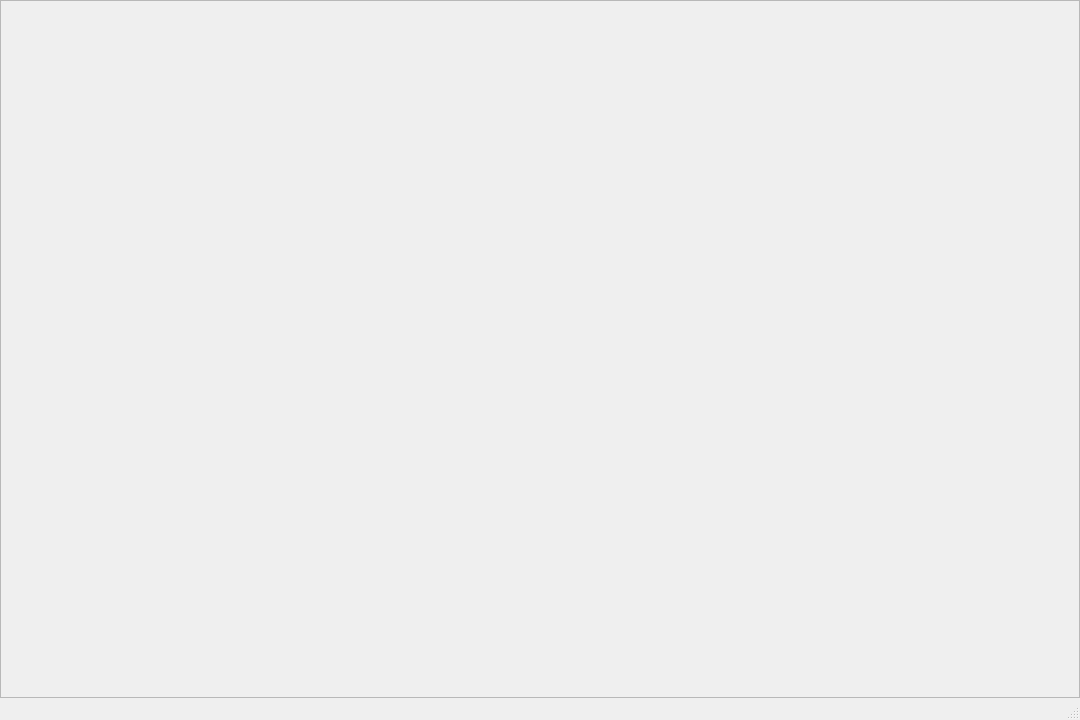
Before: the Qt Designer form gui/main_window.ui in SantiagoSVS10/classification_tool, drawn with Qt 5.
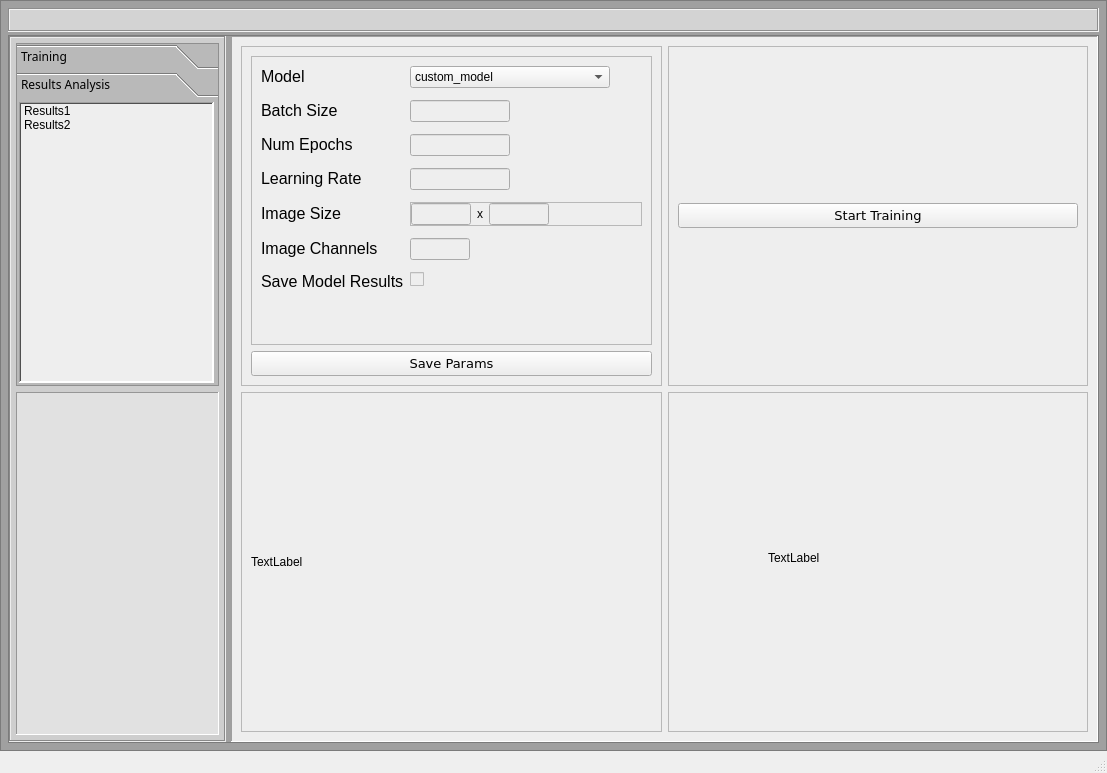
After: the same form once the commit is applied. The open tabs and pages were chosen to show the change.

The edit to the form file:
```diff
--- a/gui/main_window.ui
+++ b/gui/main_window.ui
@@ -6,10 +6,16 @@
    <rect>
     <x>0</x>
     <y>0</y>
-    <width>1080</width>
-    <height>720</height>
+    <width>1107</width>
+    <height>773</height>
    </rect>
   </property>
+  <property name="minimumSize">
+   <size>
+    <width>720</width>
+    <height>480</height>
+   </size>
+  </property>
   <property name="windowTitle">
    <string>MainWindow</string>
   </property>
@@ -32,12 +38,612 @@
     </property>
     <item>
      <widget class="QFrame" name="MainFrame">
+      <property name="styleSheet">
+       <string notr="true">background-color: rgb(160, 160, 160);</string>
+      </property>
       <property name="frameShape">
        <enum>QFrame::StyledPanel</enum>
       </property>
       <property name="frameShadow">
        <enum>QFrame::Raised</enum>
       </property>
+      <layout class="QVBoxLayout" name="verticalLayout" stretch="1,30">
+       <property name="spacing">
+        <number>3</number>
+       </property>
+       <property name="leftMargin">
+        <number>7</number>
+       </property>
+       <property name="topMargin">
+        <number>7</number>
+       </property>
+       <property name="rightMargin">
+        <number>7</number>
+       </property>
+       <property name="bottomMargin">
+        <number>7</number>
+       </property>
+       <item>
+        <widget class="QFrame" name="UpFrame">
+         <property name="styleSheet">
+          <string notr="true">background-color: rgb(211, 211, 211);</string>
+         </property>
+         <property name="frameShape">
+          <enum>QFrame::Box</enum>
+         </property>
+         <property name="frameShadow">
+          <enum>QFrame::Sunken</enum>
+         </property>
+        </widget>
+       </item>
+       <item>
+        <widget class="QFrame" name="MainFrameH">
+         <property name="frameShape">
+          <enum>QFrame::StyledPanel</enum>
+         </property>
+         <property name="frameShadow">
+          <enum>QFrame::Raised</enum>
+         </property>
+         <layout class="QHBoxLayout" name="horizontalLayout_2" stretch="1,4">
+          <property name="spacing">
+           <number>5</number>
+          </property>
+          <property name="leftMargin">
+           <number>0</number>
+          </property>
+          <property name="topMargin">
+           <number>0</number>
+          </property>
+          <property name="rightMargin">
+           <number>0</number>
+          </property>
+          <property name="bottomMargin">
+           <number>0</number>
+          </property>
+          <item>
+           <widget class="QFrame" name="L_side_frame">
+            <property name="minimumSize">
+             <size>
+              <width>200</width>
+              <height>0</height>
+             </size>
+            </property>
+            <property name="maximumSize">
+             <size>
+              <width>250</width>
+              <height>16777215</height>
+             </size>
+            </property>
+            <property name="styleSheet">
+             <string notr="true">background-color: rgb(206, 206, 206);
+border-color: rgb(165, 165, 165);</string>
+            </property>
+            <property name="frameShape">
+             <enum>QFrame::Box</enum>
+            </property>
+            <property name="frameShadow">
+             <enum>QFrame::Sunken</enum>
+            </property>
+            <layout class="QVBoxLayout" name="verticalLayout_2" stretch="1,1">
+             <property name="leftMargin">
+              <number>5</number>
+             </property>
+             <property name="topMargin">
+              <number>5</number>
+             </property>
+             <property name="rightMargin">
+              <number>5</number>
+             </property>
+             <property name="bottomMargin">
+              <number>5</number>
+             </property>
+             <item>
+              <widget class="QToolBox" name="toolBox">
+               <property name="font">
+                <font>
+                 <family>MS Reference Sans Serif</family>
+                 <pointsize>9</pointsize>
+                </font>
+               </property>
+               <property name="cursor">
+                <cursorShape>ArrowCursor</cursorShape>
+               </property>
+               <property name="styleSheet">
+                <string notr="true">background-color: rgb(185, 185, 185);</string>
+               </property>
+               <property name="inputMethodHints">
+                <set>Qt::ImhNone</set>
+               </property>
+               <property name="frameShape">
+                <enum>QFrame::StyledPanel</enum>
+               </property>
+               <property name="frameShadow">
+                <enum>QFrame::Plain</enum>
+               </property>
+               <property name="lineWidth">
+                <number>2</number>
+               </property>
+               <property name="midLineWidth">
+                <number>1</number>
+               </property>
+               <property name="currentIndex">
+                <number>0</number>
+               </property>
+               <property name="tabSpacing">
+                <number>3</number>
+               </property>
+               <widget class="QWidget" name="train_toolbox">
+                <property name="geometry">
+                 <rect>
+                  <x>0</x>
+                  <y>0</y>
+                  <width>201</width>
+                  <height>278</height>
+                 </rect>
+                </property>
+                <property name="cursor">
+                 <cursorShape>ArrowCursor</cursorShape>
+                </property>
+                <attribute name="label">
+                 <string>Training</string>
+                </attribute>
+                <layout class="QVBoxLayout" name="verticalLayout_3">
+                 <property name="leftMargin">
+                  <number>2</number>
+                 </property>
+                 <property name="topMargin">
+                  <number>2</number>
+                 </property>
+                 <property name="rightMargin">
+                  <number>4</number>
+                 </property>
+                 <property name="bottomMargin">
+                  <number>2</number>
+                 </property>
+                 <item>
+                  <widget class="QListWidget" name="dataset_list">
+                   <property name="styleSheet">
+                    <string notr="true">background-color: rgb(238, 238, 238);</string>
+                   </property>
+                   <property name="frameShape">
+                    <enum>QFrame::WinPanel</enum>
+                   </property>
+                   <property name="frameShadow">
+                    <enum>QFrame::Sunken</enum>
+                   </property>
+                  </widget>
+                 </item>
+                </layout>
+               </widget>
+               <widget class="QWidget" name="results_toolbox">
+                <property name="geometry">
+                 <rect>
+                  <x>0</x>
+                  <y>0</y>
+                  <width>201</width>
+                  <height>278</height>
+                 </rect>
+                </property>
+                <attribute name="label">
+                 <string>Results Analysis</string>
+                </attribute>
+                <layout class="QVBoxLayout" name="verticalLayout_4">
+                 <property name="leftMargin">
+                  <number>2</number>
+                 </property>
+                 <property name="topMargin">
+                  <number>2</number>
+                 </property>
+                 <property name="rightMargin">
+                  <number>4</number>
+                 </property>
+                 <property name="bottomMargin">
+                  <number>2</number>
+                 </property>
+                 <item>
+                  <widget class="QListWidget" name="result_list">
+                   <property name="styleSheet">
+                    <string notr="true">background-color: rgb(238, 238, 238);</string>
+                   </property>
+                   <property name="frameShape">
+                    <enum>QFrame::WinPanel</enum>
+                   </property>
+                   <property name="frameShadow">
+                    <enum>QFrame::Sunken</enum>
+                   </property>
+                   <item>
+                    <property name="text">
+                     <string>Results1</string>
+                    </property>
+                   </item>
+                   <item>
+                    <property name="text">
+                     <string>Results2</string>
+                    </property>
+                   </item>
+                  </widget>
+                 </item>
+                </layout>
+               </widget>
+              </widget>
+             </item>
+             <item>
+              <widget class="QFrame" name="frame">
+               <property name="styleSheet">
+                <string notr="true">background-color: rgb(225, 225, 225);</string>
+               </property>
+               <property name="frameShape">
+                <enum>QFrame::Panel</enum>
+               </property>
+               <property name="frameShadow">
+                <enum>QFrame::Sunken</enum>
+               </property>
+              </widget>
+             </item>
+            </layout>
+           </widget>
+          </item>
+          <item>
+           <widget class="QFrame" name="R_side_frame">
+            <property name="styleSheet">
+             <string notr="true">background-color: rgb(238, 238, 238);</string>
+            </property>
+            <property name="frameShape">
+             <enum>QFrame::Panel</enum>
+            </property>
+            <property name="frameShadow">
+             <enum>QFrame::Sunken</enum>
+            </property>
+            <property name="midLineWidth">
+             <number>5</number>
+            </property>
+            <layout class="QGridLayout" name="gridLayout" rowstretch="1,1" columnstretch="1,1" columnminimumwidth="1,1">
+             <item row="0" column="0">
+              <widget class="QFrame" name="params_frame">
+               <property name="frameShape">
+                <enum>QFrame::StyledPanel</enum>
+               </property>
+               <property name="frameShadow">
+                <enum>QFrame::Raised</enum>
+               </property>
+               <layout class="QVBoxLayout" name="verticalLayout_6">
+                <item>
+                 <widget class="QScrollArea" name="scrollArea">
+                  <property name="widgetResizable">
+                   <bool>true</bool>
+                  </property>
+                  <widget class="QWidget" name="scrollAreaWidgetContents">
+                   <property name="geometry">
+                    <rect>
+                     <x>0</x>
+                     <y>0</y>
+                     <width>399</width>
+                     <height>279</height>
+                    </rect>
+                   </property>
+                   <layout class="QFormLayout" name="formLayout">
+                    <property name="verticalSpacing">
+                     <number>12</number>
+                    </property>
+                    <item row="0" column="0">
+                     <widget class="QLabel" name="label_2">
+                      <property name="text">
+                       <string>&lt;html&gt;&lt;head/&gt;&lt;body&gt;&lt;p&gt;&lt;span style=&quot; font-size:12pt;&quot;&gt;Model&lt;/span&gt;&lt;/p&gt;&lt;/body&gt;&lt;/html&gt;</string>
+                      </property>
+                     </widget>
+                    </item>
+                    <item row="0" column="1">
+                     <widget class="QComboBox" name="model_combobox">
+                      <property name="maximumSize">
+                       <size>
+                        <width>200</width>
+                        <height>16777215</height>
+                       </size>
+                      </property>
+                      <property name="styleSheet">
+                       <string notr="true">font: 10pt &quot;Arial Rounded MT Bold&quot;;</string>
+                      </property>
+                      <item>
+                       <property name="text">
+                        <string>custom_model</string>
+                       </property>
+                      </item>
+                      <item>
+                       <property name="text">
+                        <string>cls_model</string>
+                       </property>
+                      </item>
+                      <item>
+                       <property name="text">
+                        <string>effn_model</string>
+                       </property>
+                      </item>
+                     </widget>
+                    </item>
+                    <item row="1" column="0">
+                     <widget class="QLabel" name="label_3">
+                      <property name="text">
+                       <string>&lt;html&gt;&lt;head/&gt;&lt;body&gt;&lt;p&gt;&lt;span style=&quot; font-size:12pt;&quot;&gt;Batch Size&lt;/span&gt;&lt;/p&gt;&lt;/body&gt;&lt;/html&gt;</string>
+                      </property>
+                     </widget>
+                    </item>
+                    <item row="1" column="1">
+                     <widget class="QLineEdit" name="batch_entry">
+                      <property name="maximumSize">
+                       <size>
+                        <width>100</width>
+                        <height>16777215</height>
+                       </size>
+                      </property>
+                      <property name="styleSheet">
+                       <string notr="true">font: 10pt &quot;Arial Rounded MT Bold&quot;;</string>
+                      </property>
+                     </widget>
+                    </item>
+                    <item row="2" column="0">
+                     <widget class="QLabel" name="label_4">
+                      <property name="text">
+                       <string>&lt;html&gt;&lt;head/&gt;&lt;body&gt;&lt;p&gt;&lt;span style=&quot; font-size:12pt;&quot;&gt;Num Epochs&lt;/span&gt;&lt;/p&gt;&lt;/body&gt;&lt;/html&gt;</string>
+                      </property>
+                     </widget>
+                    </item>
+                    <item row="2" column="1">
+                     <widget class="QLineEdit" name="epochs_entry">
+                      <property name="maximumSize">
+                       <size>
+                        <width>100</width>
+                        <height>16777215</height>
+                       </size>
+                      </property>
+                      <property name="styleSheet">
+                       <string notr="true">font: 10pt &quot;Arial Rounded MT Bold&quot;;</string>
+                      </property>
+                     </widget>
+                    </item>
+                    <item row="3" column="0">
+                     <widget class="QLabel" name="label_5">
+                      <property name="text">
+                       <string>&lt;html&gt;&lt;head/&gt;&lt;body&gt;&lt;p&gt;&lt;span style=&quot; font-size:12pt;&quot;&gt;Learning Rate&lt;/span&gt;&lt;/p&gt;&lt;/body&gt;&lt;/html&gt;</string>
+                      </property>
+                     </widget>
+                    </item>
+                    <item row="3" column="1">
+                     <widget class="QLineEdit" name="learning_rate_entry">
+                      <property name="maximumSize">
+                       <size>
+                        <width>100</width>
+                        <height>16777215</height>
+                       </size>
+                      </property>
+                      <property name="styleSheet">
+                       <string notr="true">font: 10pt &quot;Arial Rounded MT Bold&quot;;</string>
+                      </property>
+                     </widget>
+                    </item>
+                    <item row="4" column="0">
+                     <widget class="QLabel" name="label_6">
+                      <property name="text">
+                       <string>&lt;html&gt;&lt;head/&gt;&lt;body&gt;&lt;p&gt;&lt;span style=&quot; font-size:12pt;&quot;&gt;Image Size&lt;/span&gt;&lt;/p&gt;&lt;/body&gt;&lt;/html&gt;</string>
+                      </property>
+                     </widget>
+                    </item>
+                    <item row="5" column="0">
+                     <widget class="QLabel" name="label_7">
+                      <property name="text">
+                       <string>&lt;html&gt;&lt;head/&gt;&lt;body&gt;&lt;p&gt;&lt;span style=&quot; font-size:12pt;&quot;&gt;Image Channels&lt;/span&gt;&lt;/p&gt;&lt;/body&gt;&lt;/html&gt;</string>
+                      </property>
+                     </widget>
+                    </item>
+                    <item row="6" column="0">
+                     <widget class="QLabel" name="label_8">
+                      <property name="text">
+                       <string>&lt;html&gt;&lt;head/&gt;&lt;body&gt;&lt;p&gt;&lt;span style=&quot; font-size:12pt;&quot;&gt;Save Model Results&lt;/span&gt;&lt;/p&gt;&lt;/body&gt;&lt;/html&gt;</string>
+                      </property>
+                     </widget>
+                    </item>
+                    <item row="4" column="1">
+                     <widget class="QFrame" name="frame_2">
+                      <property name="frameShape">
+                       <enum>QFrame::StyledPanel</enum>
+                      </property>
+                      <property name="frameShadow">
+                       <enum>QFrame::Raised</enum>
+                      </property>
+                      <layout class="QHBoxLayout" name="horizontalLayout_3">
+                       <property name="spacing">
+                        <number>6</number>
+                       </property>
+                       <property name="leftMargin">
+                        <number>0</number>
+                       </property>
+                       <property name="topMargin">
+                        <number>0</number>
+                       </property>
+                       <property name="rightMargin">
+                        <number>0</number>
+                       </property>
+                       <property name="bottomMargin">
+                        <number>0</number>
+                       </property>
+                       <item>
+                        <widget class="QLineEdit" name="width_entry">
+                         <property name="maximumSize">
+                          <size>
+                           <width>60</width>
+                           <height>16777215</height>
+                          </size>
+                         </property>
+                         <property name="styleSheet">
+                          <string notr="true">font: 10pt &quot;Arial Rounded MT Bold&quot;;</string>
+                         </property>
+                        </widget>
+                       </item>
+                       <item>
+                        <widget class="QLabel" name="label_9">
+                         <property name="maximumSize">
+                          <size>
+                           <width>10</width>
+                           <height>16777215</height>
+                          </size>
+                         </property>
+                         <property name="text">
+                          <string>x</string>
+                         </property>
+                        </widget>
+                       </item>
+                       <item>
+                        <widget class="QLineEdit" name="height_entry">
+                         <property name="maximumSize">
+                          <size>
+                           <width>60</width>
+                           <height>16777215</height>
+                          </size>
+                         </property>
+                         <property name="styleSheet">
+                          <string notr="true">font: 10pt &quot;Arial Rounded MT Bold&quot;;</string>
+                         </property>
+                        </widget>
+                       </item>
+                       <item>
+                        <spacer name="horizontalSpacer">
+                         <property name="orientation">
+                          <enum>Qt::Horizontal</enum>
+                         </property>
+                         <property name="sizeHint" stdset="0">
+                          <size>
+                           <width>40</width>
+                           <height>20</height>
+                          </size>
+                         </property>
+                        </spacer>
+                       </item>
+                      </layout>
+                     </widget>
+                    </item>
+                    <item row="5" column="1">
+                     <widget class="QLineEdit" name="channels_entry">
+                      <property name="maximumSize">
+                       <size>
+                        <width>60</width>
+                        <height>16777215</height>
+                       </size>
+                      </property>
+                      <property name="styleSheet">
+                       <string notr="true">font: 10pt &quot;Arial Rounded MT Bold&quot;;</string>
+                      </property>
+                     </widget>
+                    </item>
+                    <item row="6" column="1">
+                     <widget class="QCheckBox" name="checkBox">
+                      <property name="text">
+                       <string/>
+                      </property>
+                      <property name="iconSize">
+                       <size>
+                        <width>20</width>
+                        <height>20</height>
+                       </size>
+                      </property>
+                     </widget>
+                    </item>
+                   </layout>
+                  </widget>
+                 </widget>
+                </item>
+                <item>
+                 <widget class="QPushButton" name="save_params_button">
+                  <property name="font">
+                   <font>
+                    <family>Verdana</family>
+                    <pointsize>10</pointsize>
+                    <weight>50</weight>
+                    <bold>false</bold>
+                   </font>
+                  </property>
+                  <property name="text">
+                   <string>Save Params</string>
+                  </property>
+                 </widget>
+                </item>
+               </layout>
+              </widget>
+             </item>
+             <item row="0" column="1">
+              <widget class="QFrame" name="frame_5">
+               <property name="frameShape">
+                <enum>QFrame::StyledPanel</enum>
+               </property>
+               <property name="frameShadow">
+                <enum>QFrame::Raised</enum>
+               </property>
+               <layout class="QVBoxLayout" name="verticalLayout_5">
+                <item>
+                 <widget class="QPushButton" name="train_button">
+                  <property name="font">
+                   <font>
+                    <family>Verdana</family>
+                    <pointsize>10</pointsize>
+                    <weight>50</weight>
+                    <bold>false</bold>
+                   </font>
+                  </property>
+                  <property name="text">
+                   <string>Start Training</string>
+                  </property>
+                 </widget>
+                </item>
+               </layout>
+              </widget>
+             </item>
+             <item row="1" column="1">
+              <widget class="QFrame" name="training_frame">
+               <property name="frameShape">
+                <enum>QFrame::StyledPanel</enum>
+               </property>
+               <property name="frameShadow">
+                <enum>QFrame::Raised</enum>
+               </property>
+               <widget class="QLabel" name="label">
+                <property name="geometry">
+                 <rect>
+                  <x>100</x>
+                  <y>30</y>
+                  <width>161</width>
+                  <height>271</height>
+                 </rect>
+                </property>
+                <property name="text">
+                 <string>TextLabel</string>
+                </property>
+               </widget>
+              </widget>
+             </item>
+             <item row="1" column="0">
+              <widget class="QFrame" name="distribution_frame">
+               <property name="frameShape">
+                <enum>QFrame::StyledPanel</enum>
+               </property>
+               <property name="frameShadow">
+                <enum>QFrame::Raised</enum>
+               </property>
+               <layout class="QGridLayout" name="gridLayout_2">
+                <item row="0" column="0">
+                 <widget class="QLabel" name="distribution_label">
+                  <property name="text">
+                   <string>TextLabel</string>
+                  </property>
+                 </widget>
+                </item>
+               </layout>
+              </widget>
+             </item>
+            </layout>
+           </widget>
+          </item>
+         </layout>
+        </widget>
+       </item>
+      </layout>
      </widget>
     </item>
    </layout>
```
Left out of the diff: 4 changed lines with no effect on the pictures.
